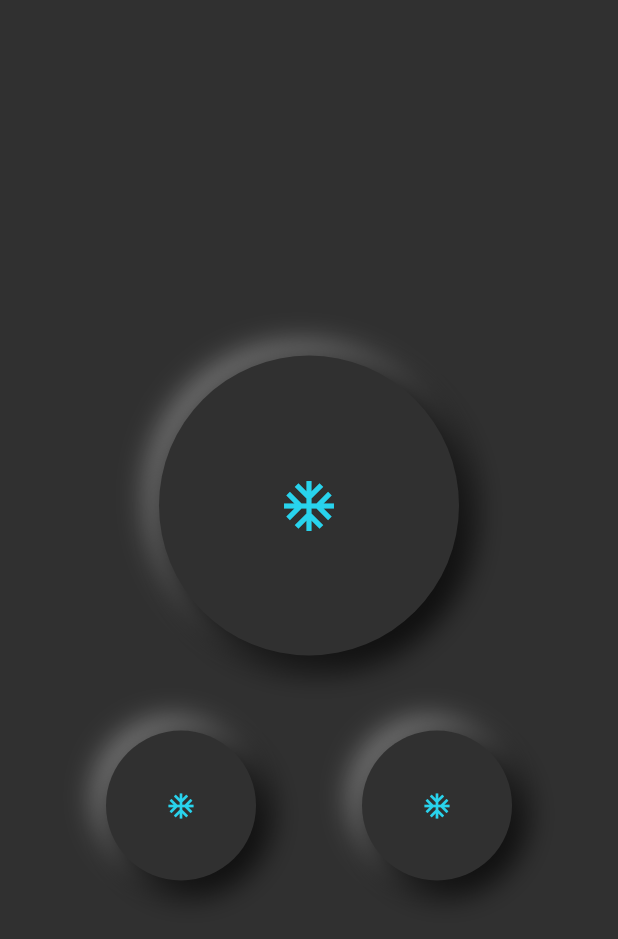
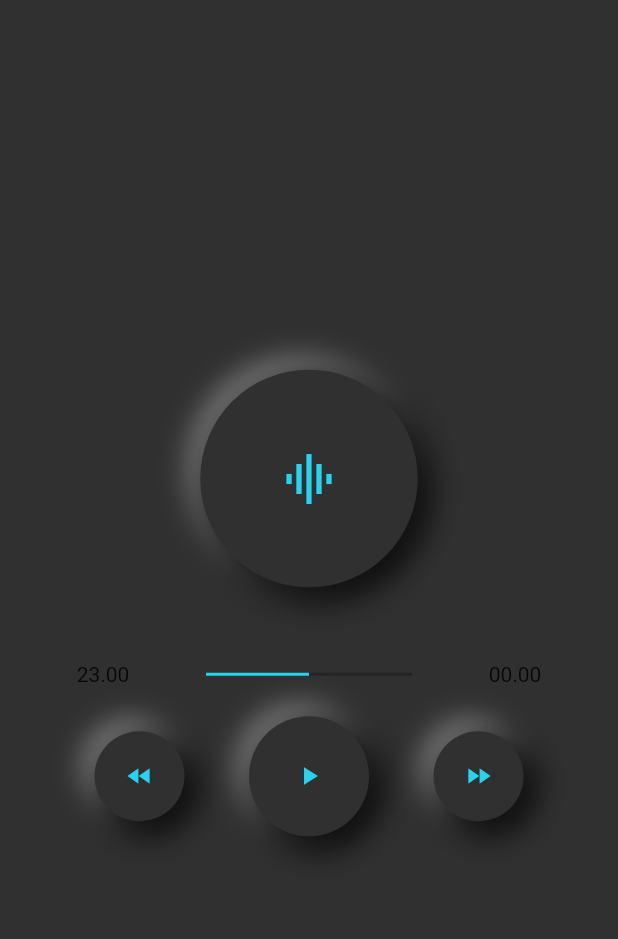
Before and after one commit to heloise-viegas/neumorphic_music_app, a Flutter app: the screen it shows after launch, on a phone screen of 412 x 824 dp. Shown: the top 939 px of the screen. Run offline on Flutter 3.47's test engine with Material 2 defaults, Android fonts, the phone set to English and light mode, and no system bars.

Commit message:
play,rewind,fast forward,vol button added

```diff
--- /dev/null
+++ b/lib/home.dart
@@ -0,0 +1,105 @@
+import 'package:flutter/material.dart';
+
+import 'components/circle_shadow.dart';
+
+class HomeScreen extends StatelessWidget {
+  const HomeScreen({Key? key}) : super(key: key);
+
+  @override
+  Widget build(BuildContext context) {
+    return Scaffold(
+        backgroundColor: const Color(0xFF303030),
+        body: Container(
+          alignment: Alignment.center, //for cross axis alignment
+          child: Column(
+            mainAxisAlignment: MainAxisAlignment.center,
+            //  crossAxisAlignment: CrossAxisAlignment.start,//doesn't work cause width of col = width of child
+            children: [
+              const CircleShadow(
+                circleSize: 145,
+                icon: Icon(
+                  Icons.multitrack_audio_sharp,
+                  color: Color(0xFF28D3ED),
+                  size: 40,
+                ),
+              ),
+              const SizedBox(
+                height: 50,
+              ),
+
+              // Row(
+              //   children:const [
+              //   //  Text('8.9'),
+              //      LinearProgressIndicator(
+              //        minHeight: 2,
+              //        color:  Color(0xFF28D3ED),
+              //        backgroundColor:Colors.black26,
+              //       // valueColor: Colors.red,
+              //        value: 0.5,
+              //      ),
+              //   //  Text('8.9'),
+              //   ],
+              // ),
+              Row(mainAxisAlignment: MainAxisAlignment.center, children: const [
+                Expanded(
+                  child: Align(
+                    alignment: Alignment.center,
+                    child: Text('23.00'),
+                  ),
+                ),
+                Expanded(
+                  child: LinearProgressIndicator(
+                    minHeight: 2,
+                    color: Color(0xFF28D3ED),
+                    backgroundColor: Colors.black26,
+                    // valueColor: Colors.red,
+                    value: 0.5,
+                  ),
+                ),
+                Expanded(
+                  child: Align(
+                    alignment: Alignment.center,
+                    child: Text('00.00'),
+                  ),
+                )
+              ]),
+              buildLastRow(),
+            ],
+          ),
+        ));
+  }
+
+  Widget buildLastRow() {
+    return Padding(
+      padding: const EdgeInsets.all(20.0),
+      child: Row(
+          mainAxisAlignment: MainAxisAlignment.spaceEvenly,
+          children: const [
+            CircleShadow(
+              circleSize: 60,
+              icon: Icon(
+                Icons.fast_rewind,
+                color: Color(0xFF28D3ED),
+                size: 20,
+              ),
+            ),
+            CircleShadow(
+              circleSize: 80,
+              icon: Icon(
+                Icons.play_arrow,
+                color: Color(0xFF28D3ED),
+                size: 20,
+              ),
+            ),
+            CircleShadow(
+              circleSize: 60,
+              icon: Icon(
+                Icons.fast_forward,
+                color: Color(0xFF28D3ED),
+                size: 20,
+              ),
+            ),
+          ]),
+    );
+  }
+}
--- a/lib/main.dart
+++ b/lib/main.dart
@@ -1,6 +1,7 @@
 import 'package:flutter/material.dart';
 
 import 'components/circle_shadow.dart';
+import 'home.dart';
 
 void main() {
   runApp(const MyApp());
@@ -29,53 +30,3 @@ class MyApp extends StatelessWidget {
     );
   }
 }
-
-class HomeScreen extends StatelessWidget {
-  const HomeScreen({Key? key}) : super(key: key);
-
-  @override
-  Widget build(BuildContext context) {
-    return Scaffold(
-        backgroundColor: const Color(0xFF303030),
-        body: Container(
-          alignment: Alignment.center, //for cross axis alignment
-          child: Column(
-            mainAxisAlignment: MainAxisAlignment.center,
-            //  crossAxisAlignment: CrossAxisAlignment.start,//doesn't work cause width of col = width of child
-            children: [
-              const CircleShadow(
-                circleSize: 200,
-                icon: Icon(
-                  Icons.ac_unit_sharp,
-                  color: Color(0xFF28D3ED),
-                  size: 40,
-                ),
-              ),
-              const SizedBox(
-                height: 50,
-              ),
-              Row(
-                  mainAxisAlignment: MainAxisAlignment.spaceEvenly,
-                  children: const [
-                    CircleShadow(
-                      circleSize: 100,
-                      icon: Icon(
-                        Icons.ac_unit_sharp,
-                        color: Color(0xFF28D3ED),
-                        size: 20,
-                      ),
-                    ),
-                    CircleShadow(
-                      circleSize: 100,
-                      icon: Icon(
-                        Icons.ac_unit_sharp,
-                        color: Color(0xFF28D3ED),
-                        size: 20,
-                      ),
-                    ),
-                  ]),
-            ],
-          ),
-        ));
-  }
-}
```
